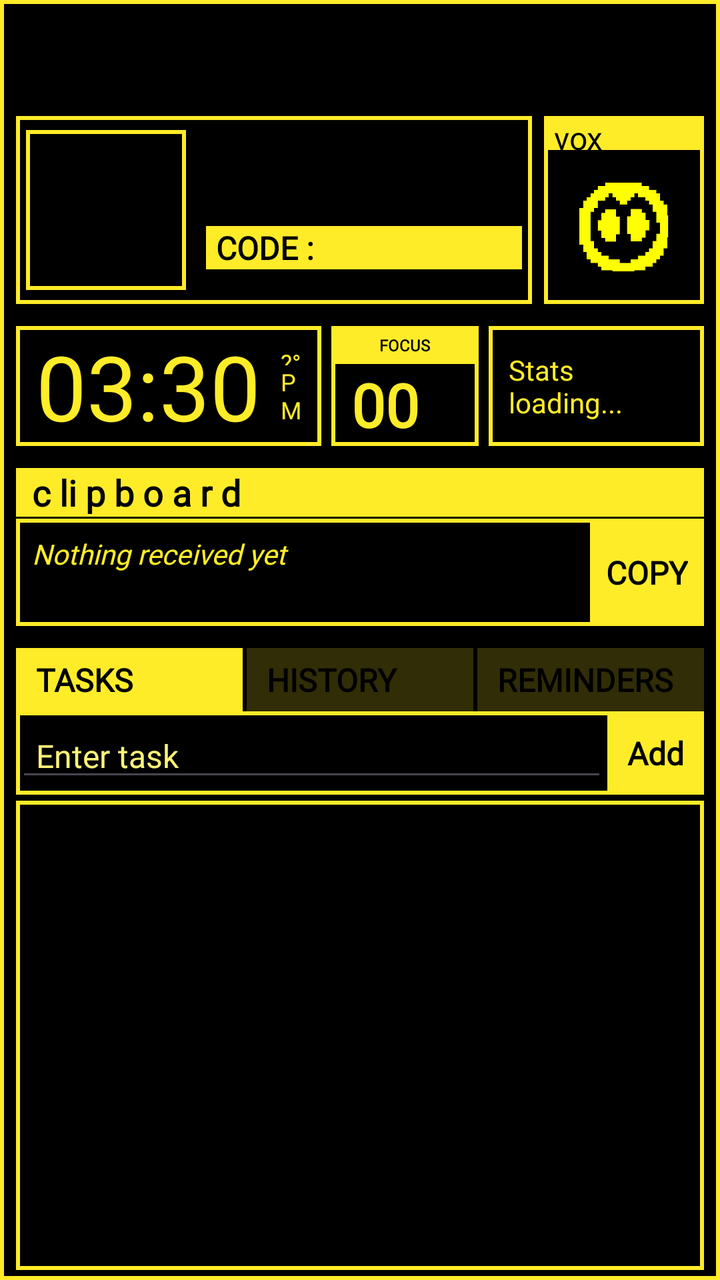
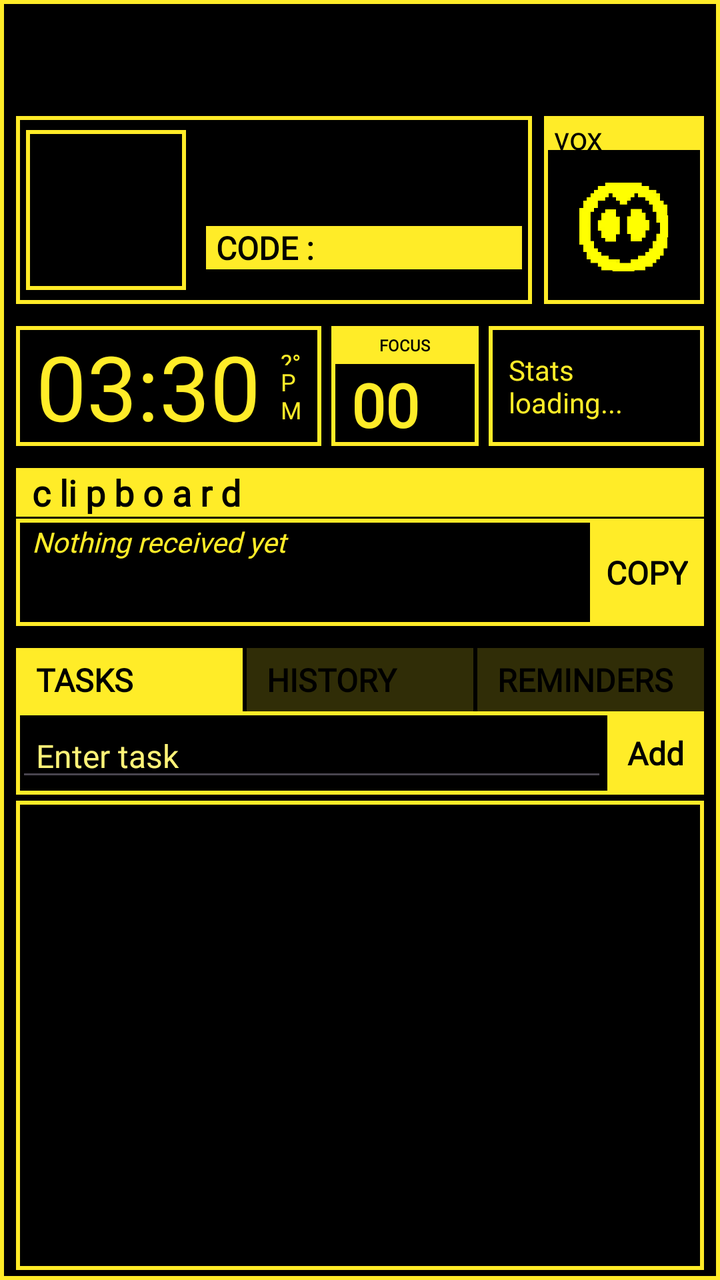

Before-and-after screenshots of an Android layout around one commit, followed by the original layout XML and the change that was made.
<!-- AndroidManifest.xml: application theme Theme.VOX -->
<!-- res/layout/activity_main.xml -->
<?xml version="1.0" encoding="utf-8"?>
<androidx.constraintlayout.widget.ConstraintLayout xmlns:android="http://schemas.android.com/apk/res/android"
    xmlns:app="http://schemas.android.com/apk/res-auto"
    xmlns:tools="http://schemas.android.com/tools"
    android:id="@+id/main"
    android:layout_width="match_parent"
    android:layout_height="match_parent"
    tools:context=".ui.main.MainActivity"
    android:background="@color/black">

    <LinearLayout
        android:layout_width="match_parent"
        android:layout_height="match_parent"
        android:background="@drawable/container_m"
        android:padding="5dp"
        android:orientation="vertical"
        app:layout_constraintBottom_toBottomOf="parent"
        app:layout_constraintEnd_toEndOf="parent"
        app:layout_constraintStart_toStartOf="parent"
        app:layout_constraintTop_toTopOf="parent">
        <LinearLayout
            android:layout_width="match_parent"
            android:layout_height="100dp"
            android:layout_marginTop="50dp"
            android:orientation="horizontal"
            android:layout_marginBottom="8dp">
            <LinearLayout
                android:layout_width="0dp"
                android:layout_height="match_parent"
                android:layout_weight="1"
                android:layout_margin="3dp"
                android:orientation="horizontal"
                android:background="@drawable/container_m"
                android:gravity="center_vertical">
                <ImageView
                    android:id="@+id/myAvatar"
                    android:layout_width="80dp"
                    android:layout_height="80dp"
                    android:layout_margin="5dp"
                    android:background="@drawable/container_m"/>
                <LinearLayout
                    android:layout_width="match_parent"
                    android:layout_height="wrap_content"
                    android:orientation="vertical"
                    android:paddingLeft="5dp">
                    <TextView
                        android:id="@+id/tvUsername"
                        android:layout_width="wrap_content"
                        android:layout_height="wrap_content"
                        android:textSize="14sp"
                        android:fontFamily="@font/lowerpixel"
                        android:textColor="@color/yellow_main"/>
                    <TextView
                        android:id="@+id/tvEmail"
                        android:layout_width="wrap_content"
                        android:layout_height="wrap_content"
                        android:textSize="14sp"
                        android:fontFamily="@font/lowerpixel"
                        android:textColor="@color/yellow_main"/>
                    <TextView
                        android:id="@+id/codeTv"
                        android:layout_width="match_parent"
                        android:layout_height="wrap_content"
                        android:textSize="16sp"
                        android:fontFamily="@font/lowerpixel"
                        android:textColor="@color/black"
                        android:textStyle="bold"
                        android:paddingLeft="5dp"
                        android:layout_marginRight="5dp"
                        android:background="@color/yellow_main"
                        android:text="CODE :"/>
                </LinearLayout>

            </LinearLayout>
            <LinearLayout
                android:layout_width="80dp"
                android:layout_height="match_parent"
                android:orientation="vertical"
                android:layout_margin="3dp"
                android:background="@drawable/container_m">
                <TextView
                    android:layout_width="match_parent"
                    android:layout_height="17dp"
                    android:text="vox"
                    android:background="@color/yellow_main"
                    android:paddingLeft="5dp"
                    android:fontFamily="@font/pixelbold"
                    android:textSize="16sp"
                    android:textColor="@color/black"/>
                <ImageView
                    android:id="@+id/voxEmote"
                    android:layout_width="match_parent"
                    android:layout_height="0dp"
                    android:layout_weight="1"
                    android:layout_margin="8dp"
                    android:src="@drawable/vox_icon_neutral" />

            </LinearLayout>
        </LinearLayout>
        <LinearLayout
            android:layout_width="match_parent"
            android:layout_height="wrap_content"
            android:orientation="horizontal"
            android:layout_marginHorizontal="3dp"
            android:layout_marginBottom="8dp"
            android:gravity="center_vertical">
            <LinearLayout
                android:layout_width="wrap_content"
                android:layout_weight="3"
                android:gravity="center"
                android:layout_height="wrap_content"
                android:orientation="horizontal"
                android:background="@drawable/container_m">
            <TextView
                android:id="@+id/tvCurrentTime"
                android:layout_width="wrap_content"
                android:layout_height="wrap_content"
                android:textSize="45sp"
                android:textColor="@color/yellow_main"
                android:text="03:30"
                android:layout_marginLeft="10dp"
                android:fontFamily="@font/lowerpixel"/>
            <LinearLayout
                android:layout_width="wrap_content"
                android:layout_height="match_parent"
                android:orientation="vertical"
                android:layout_margin="10dp">
                <TextView
                    android:layout_width="wrap_content"
                    android:layout_height="0dp"
                    android:id="@+id/tvWeather"
                    android:layout_weight="1"
                    android:text="@string/weather_not_found"
                    android:textSize="12sp"
                    android:textColor="@color/yellow_main"
                    android:fontFamily="@font/lowerpixel"/>
                <TextView
                    android:id="@+id/tvCurrentMeridian"
                    android:layout_width="match_parent"
                    android:layout_height="wrap_content"
                    android:text="PM"
                    android:textSize="12sp"
                    android:textColor="@color/yellow_main"
                    android:fontFamily="@font/lowerpixel"/>
            </LinearLayout>
            </LinearLayout>
            <LinearLayout
                android:layout_weight="1"
                android:layout_width="wrap_content"
                android:layout_height="match_parent"
                android:gravity="center_horizontal"
                android:layout_marginHorizontal="5dp"
                android:orientation="vertical"
                android:background="@drawable/container_m">
                <TextView
                    android:layout_width="match_parent"
                    android:layout_height="wrap_content"
                    android:text="FOCUS"
                    android:textAlignment="center"
                    android:textSize="8sp"
                    android:padding="4dp"
                    android:background="@color/yellow_main"
                    android:textColor="@color/black"
                    android:textStyle="bold"
                    android:fontFamily="@font/highlight"/>
                <TextView
                    android:id="@+id/tvDisciplie"
                    android:layout_width="wrap_content"
                    android:layout_height="wrap_content"
                    android:text="00%"
                    android:textSize="30sp"
                    android:paddingHorizontal="10dp"
                    android:textColor="@color/yellow_main"
                    android:textStyle="bold"
                    android:fontFamily="@font/lowerpixel"/>

            </LinearLayout>
            <LinearLayout
                android:layout_weight="2"
                android:layout_width="wrap_content"
                android:gravity="center"
                android:layout_height="match_parent"
                android:orientation="vertical"
                android:background="@drawable/container_m">
            <TextView
                android:id="@+id/tvStats"
                android:layout_width="wrap_content"
                android:paddingHorizontal="10dp"
                android:layout_height="wrap_content"
                android:text="Stats loading..."
                android:textSize="14sp"
                android:textColor="@color/yellow_main"
                android:fontFamily="@font/lowerpixel"/>
            </LinearLayout>



        </LinearLayout>
        <TextView
            android:layout_width="match_parent"
            android:layout_height="wrap_content"
            android:text="c li p b o a r d"
            android:fontFamily="@font/pixelbold"
            android:textSize="18sp"
            android:background="@color/yellow_main"
            android:textColor="@color/black"
            android:paddingLeft="8dp"
            android:layout_marginHorizontal="3dp"
            android:layout_marginTop="3dp"
            android:textStyle="bold"/>
        <LinearLayout
            android:id="@+id/clipboardPanel"
            android:layout_width="match_parent"
            android:layout_height="wrap_content"
            android:orientation="horizontal"
            android:layout_marginHorizontal="3dp"
            android:layout_marginBottom="8dp"
            android:layout_marginTop="1dp"
            android:background="@drawable/container_m"
            android:visibility="visible">

            <TextView
                android:id="@+id/tvLatestFromPc"
                android:layout_width="0dp"
                android:layout_weight="1"
                android:layout_height="match_parent"
                android:text="Nothing received yet"
                android:textSize="14sp"
                android:textColor="@color/yellow_main"
                android:fontFamily="@font/lowerpixel"
                android:textStyle="italic"
                android:padding="8dp"
                android:visibility="visible"/>

            <TextView
                android:id="@+id/btnCopyToPhone"
                android:layout_width="wrap_content"
                android:layout_height="wrap_content"
                android:text="COPY"
                android:textStyle="bold"
                android:clickable="true"
                android:textSize="16sp"
                android:textColor="@color/black"
                android:fontFamily="@font/lowerpixel"
                android:background="@color/yellow_main"
                android:paddingHorizontal="8dp"
                android:paddingVertical="16dp"
                android:visibility="visible"/>

            <EditText
                android:id="@+id/etManualPaste"
                android:layout_width="0dp"
                android:layout_weight="1"
                android:layout_height="match_parent"
                android:hint="Paste text here"
                android:textStyle="italic"
                android:textColor="@color/yellow_main"
                android:textSize="18sp"
                android:fontFamily="@font/lowerpixel"
                android:visibility="gone"/>

            <TextView
                android:id="@+id/btnUploadClipboard"
                android:layout_width="wrap_content"
                android:layout_height="wrap_content"
                android:fontFamily="@font/lowerpixel"
                android:textSize="18sp"
                android:textColor="@color/black"
                android:textStyle="italic"
                android:background="@color/yellow_main"
                android:text="SYNC"
                android:paddingHorizontal="8dp"
                android:paddingVertical="16dp"
                android:visibility="gone"/>
            <TextView
                android:id="@+id/backClipboard"
                android:layout_width="wrap_content"
                android:layout_height="wrap_content"
                android:fontFamily="@font/lowerpixel"
                android:textSize="18sp"
                android:textColor="@color/black"
                android:textStyle="italic"
                android:background="@color/yellow_main30"
                android:text="X"
                android:padding="8dp"
                android:visibility="gone"/>



        </LinearLayout>


        <LinearLayout
            android:orientation="horizontal"
            android:layout_width="match_parent"
            android:layout_marginTop="3dp"
            android:layout_marginHorizontal="3dp"
            android:layout_height="wrap_content">

            <TextView
                android:layout_height="wrap_content"
                android:layout_width="0dp"
                android:layout_weight="1"
                android:id="@+id/btnActive"
                android:clickable="true"
                android:textSize="16sp"
                android:textStyle="bold"
                android:textColor="@color/black"
                android:background="@color/yellow_main"
                android:fontFamily="@font/pixelbold"
                android:paddingVertical="5dp"
                android:paddingHorizontal="10dp"
                android:text="TASKS"
                android:layout_marginRight="2dp"/>
            <TextView
                android:layout_height="wrap_content"
                android:layout_width="0dp"
                android:layout_weight="1"
                android:id="@+id/btnPast"
                android:clickable="true"
                android:textSize="16sp"
                android:textStyle="bold"
                android:textColor="@color/black"
                android:background="@color/yellow_main30"
                android:fontFamily="@font/pixelbold"
                android:paddingVertical="5dp"
                android:paddingHorizontal="10dp"
                android:text="HISTORY"
                android:layout_marginRight="2dp"/>
            <TextView
                android:layout_height="wrap_content"
                android:layout_width="0dp"
                android:layout_weight="1"
                android:id="@+id/btnReminder"
                android:clickable="true"
                android:textSize="16sp"
                android:textStyle="bold"
                android:textColor="@color/black"
                android:background="@color/yellow_main30"
                android:fontFamily="@font/pixelbold"
                android:paddingVertical="5dp"
                android:paddingHorizontal="10dp"
                android:text="REMINDERS"/>

        </LinearLayout>
        <LinearLayout
            android:layout_width="match_parent"
            android:layout_height="wrap_content"
            android:orientation="horizontal"
            android:layout_marginHorizontal="3dp"
            android:gravity="center_vertical"
            android:background="@drawable/container_m">
            <EditText
                android:id="@+id/etTask"
                android:layout_width="0dp"
                android:layout_weight="1"
                android:textSize="16sp"
                android:paddingLeft="10dp"
                android:layout_height="wrap_content"
                android:textColor="@color/yellow_secondary"
                android:textColorHint="@color/yellow_secondary"
                android:fontFamily="@font/lowerpixel"
                android:visibility="visible"
                android:hint="Enter task"/>
            <TextView
                android:id="@+id/btnAdd"
                android:layout_width="wrap_content"
                android:layout_height="wrap_content"
                android:text="Add"
                android:soundEffectsEnabled="false"
                android:textStyle="bold"
                android:padding="10dp"
                android:textSize="16sp"
                android:textColor="@color/black"
                android:fontFamily="@font/lowerpixel"
                android:visibility="visible"
                android:background="@color/yellow_main"/>
            <EditText
                android:id="@+id/etReminder"
                android:layout_width="0dp"
                android:layout_weight="1"
                android:textSize="18sp"
                android:paddingLeft="10dp"
                android:layout_height="wrap_content"
                android:textColor="@color/yellow_secondary"
                android:textColorHint="@color/yellow_secondary"
                android:fontFamily="@font/lowerpixel"
                android:visibility="gone"
                android:hint="Enter reminder"/>
            <TextView
                android:id="@+id/btnAddreminder"
                android:layout_width="wrap_content"
                android:layout_height="wrap_content"
                android:text="Add"
                android:soundEffectsEnabled="false"
                android:textStyle="bold"
                android:padding="10dp"
                android:textSize="20sp"
                android:textColor="@color/black"
                android:fontFamily="@font/lowerpixel"
                android:visibility="gone"
                android:background="@color/yellow_main"/>
        </LinearLayout>

        <FrameLayout
            android:id="@+id/fragmentContainer"
            android:layout_width="match_parent"
            android:layout_height="0dp"
            android:layout_marginTop="3dp"
            android:layout_marginHorizontal="3dp"
            android:background="@drawable/container_m"
            android:layout_weight="1"/>

    </LinearLayout>
</androidx.constraintlayout.widget.ConstraintLayout>
<!-- resources referenced by this layout -->
<resources>
  <color name="black">#FF000000</color>
  <color name="yellow_main">#FFEC28</color>
  <color name="yellow_main30">#30FFEC28</color>
  <color name="yellow_secondary">#FFF378</color>
  <!-- drawable container_m (drawable) -->
  <?xml version="1.0" encoding="utf-8"?>
  <shape xmlns:android="http://schemas.android.com/apk/res/android">
      <stroke android:color="@color/yellow_main" android:width="2dp"/>
  </shape>
  <!-- drawable vox_icon_neutral: png bitmap (drawable, 1216 bytes) -->
  <string name="weather_not_found">"?°C"</string>
  <style name="Theme.VOX" parent="Base.Theme.VOX" />
  <style name="Base.Theme.VOX" parent="Theme.Material3.DayNight.NoActionBar">
          
          
      </style>
</resources>

<!-- the commit's change to res/layout/activity_main.xml (unified diff, before → after) -->
@@ -229,7 +229,8 @@
                 android:textColor="@color/yellow_main"
                 android:fontFamily="@font/lowerpixel"
                 android:textStyle="italic"
-                android:padding="8dp"
+                android:paddingHorizontal="8dp"
+                android:paddingTop="2dp"
                 android:visibility="visible"/>
 
             <TextView
@@ -255,7 +256,9 @@
                 android:hint="Paste text here"
                 android:textStyle="italic"
                 android:textColor="@color/yellow_main"
-                android:textSize="18sp"
+                android:textSize="14sp"
+                android:paddingHorizontal="8dp"
+                android:paddingTop="2dp"
                 android:fontFamily="@font/lowerpixel"
                 android:visibility="gone"/>
 
@@ -264,7 +267,7 @@
                 android:layout_width="wrap_content"
                 android:layout_height="wrap_content"
                 android:fontFamily="@font/lowerpixel"
-                android:textSize="18sp"
+                android:textSize="16sp"
                 android:textColor="@color/black"
                 android:textStyle="italic"
                 android:background="@color/yellow_main"
